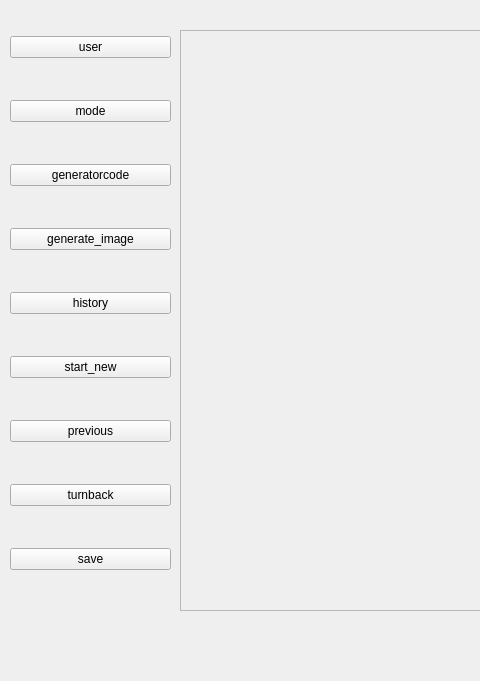
Old version of the form mainwindow.ui in the repository Frank-abcd/Neural-Network-Visualization; both pictures show x 0 to 480 and y 0 to 681 of the 1275 by 681 pixel window.
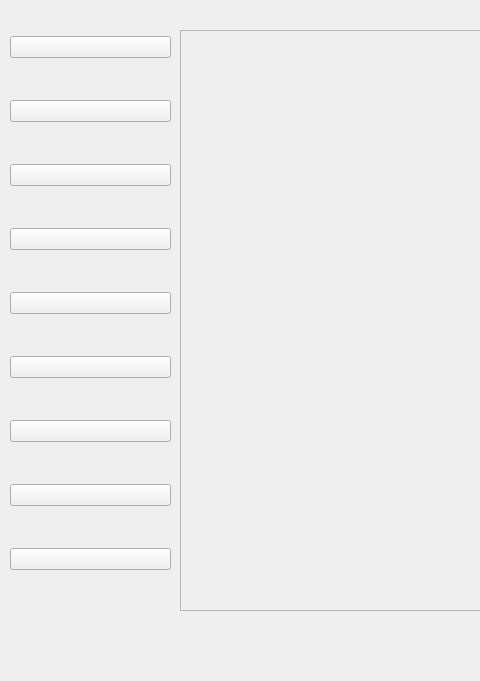
New version of the form.

```diff
--- a/mainwindow.ui
+++ b/mainwindow.ui
@@ -36,7 +36,7 @@
         <string notr="true"/>
        </property>
        <property name="text">
-        <string>user</string>
+        <string/>
        </property>
       </widget>
      </item>
@@ -49,7 +49,7 @@
         </size>
        </property>
        <property name="text">
-        <string>mode</string>
+        <string/>
        </property>
       </widget>
      </item>
@@ -68,49 +68,49 @@
         <string notr="true">font: 6pt &quot;Microsoft YaHei UI&quot;;</string>
        </property>
        <property name="text">
-        <string>generatorcode</string>
+        <string/>
        </property>
       </widget>
      </item>
      <item>
       <widget class="QPushButton" name="generate_image">
        <property name="text">
-        <string>generate_image</string>
+        <string/>
        </property>
       </widget>
      </item>
      <item>
       <widget class="QPushButton" name="history">
        <property name="text">
-        <string>history</string>
+        <string/>
        </property>
       </widget>
      </item>
      <item>
       <widget class="QPushButton" name="start_new">
        <property name="text">
-        <string>start_new</string>
+        <string/>
        </property>
       </widget>
      </item>
      <item>
       <widget class="QPushButton" name="previous">
        <property name="text">
-        <string>previous</string>
+        <string/>
        </property>
       </widget>
      </item>
      <item>
       <widget class="QPushButton" name="turnback">
        <property name="text">
-        <string>turnback</string>
+        <string/>
        </property>
       </widget>
      </item>
      <item>
       <widget class="QPushButton" name="save">
        <property name="text">
-        <string>save</string>
+        <string/>
        </property>
       </widget>
      </item>
```
